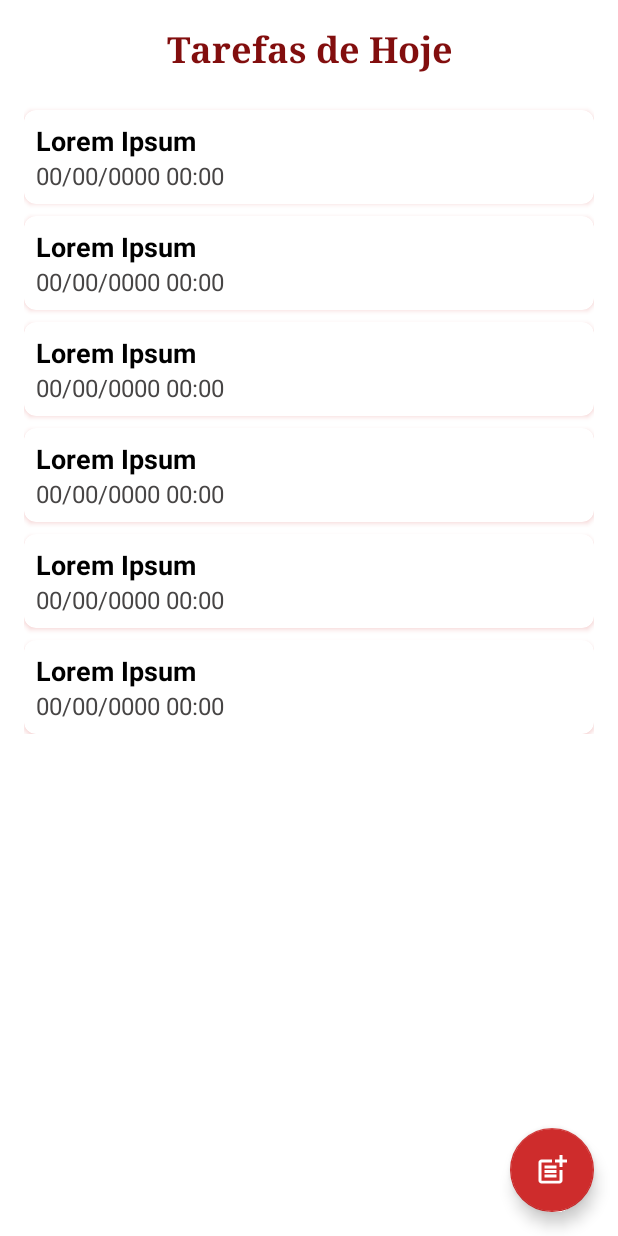
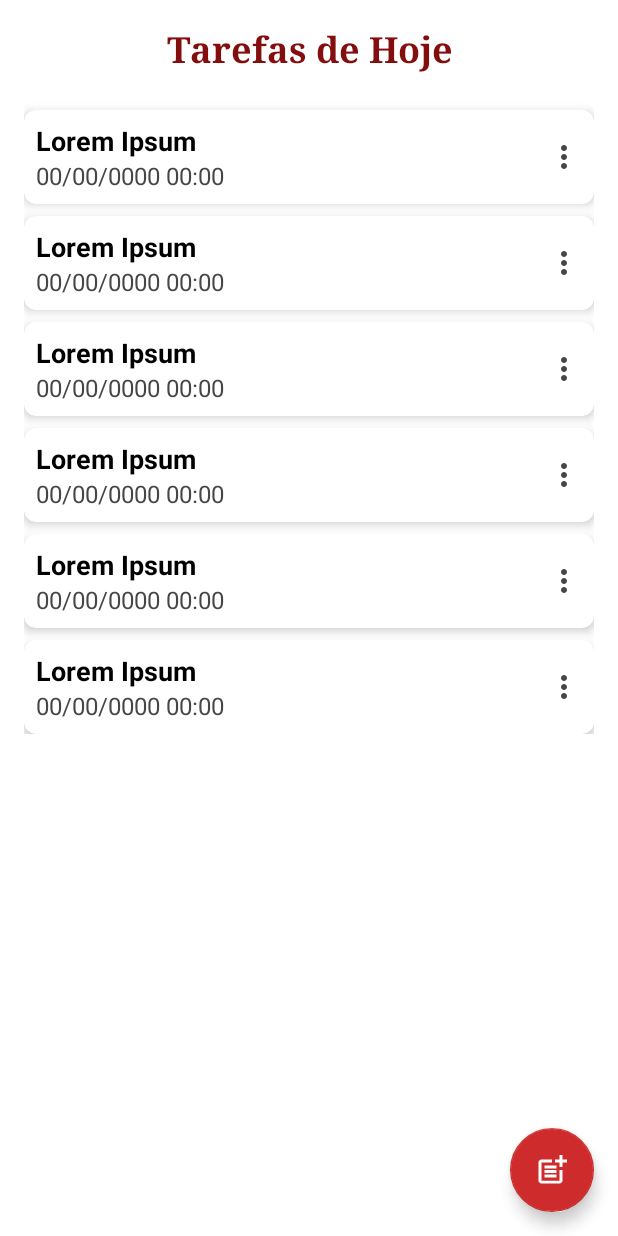
Before and after one commit to AlineCruzDEV/to-do-list-dio, an Android app: the layout activity_home.xml on its own in the app's theme, with its tools: preview values and no code run, on a phone screen of 412 x 824 dp. Run offline under Robolectric (Android 15) with nearby library versions, the phone set to English and light mode, and no system bars.

Commit message:
Added: Home Activity adjustments, class Task and adapter of recycler

```diff
--- /dev/null
+++ b/app/src/main/java/com/alinecruz/to_do_list_dio/domain/entities/Task.kt
@@ -0,0 +1,3 @@
+package com.alinecruz.to_do_list_dio.domain.entities
+
+data class Task(val title: String, val description: String, val date: String, val hour: String)
--- /dev/null
+++ b/app/src/main/res/drawable/ic_item_task_menu.xml
@@ -0,0 +1,10 @@
+<vector xmlns:android="http://schemas.android.com/apk/res/android"
+    android:width="@dimen/dimen_24dp"
+    android:height="@dimen/dimen_24dp"
+    android:viewportWidth="24"
+    android:viewportHeight="24"
+    android:tint="@color/darkGray">
+  <path
+      android:fillColor="@color/darkGray"
+      android:pathData="M12,8c1.1,0 2,-0.9 2,-2s-0.9,-2 -2,-2 -2,0.9 -2,2 0.9,2 2,2zM12,10c-1.1,0 -2,0.9 -2,2s0.9,2 2,2 2,-0.9 2,-2 -0.9,-2 -2,-2zM12,16c-1.1,0 -2,0.9 -2,2s0.9,2 2,2 2,-0.9 2,-2 -0.9,-2 -2,-2z"/>
+</vector>
--- a/app/src/main/res/layout/item_home_task.xml
+++ b/app/src/main/res/layout/item_home_task.xml
@@ -4,7 +4,7 @@
     android:layout_width="match_parent"
     android:layout_height="wrap_content"
     android:layout_marginTop="@dimen/dimen_8dp"
-    android:outlineSpotShadowColor="@color/lightRed"
+    app:cardElevation="@dimen/dimen_4dp"
     app:cardCornerRadius="@dimen/dimen_8dp">
 
     <androidx.constraintlayout.widget.ConstraintLayout
@@ -31,5 +31,14 @@
             app:layout_constraintStart_toStartOf="parent"
             app:layout_constraintTop_toBottomOf="@id/textHomeItemTaskTitle" />
 
+        <ImageView
+            android:layout_width="@dimen/dimen_0dp"
+            android:layout_height="wrap_content"
+            app:layout_constraintEnd_toEndOf="parent"
+            app:layout_constraintTop_toTopOf="parent"
+            app:layout_constraintBottom_toBottomOf="parent"
+            android:src="@drawable/ic_item_task_menu"
+            android:contentDescription="@string/message_item_task_menu_description"/>
+
     </androidx.constraintlayout.widget.ConstraintLayout>
 </androidx.cardview.widget.CardView>
--- a/app/src/main/res/values/dimens.xml
+++ b/app/src/main/res/values/dimens.xml
@@ -16,4 +16,5 @@
     <dimen name="size_24sp">24sp</dimen>
     <dimen name="size_32sp">32sp</dimen>
     <dimen name="size_40sp">40sp</dimen>
+    <dimen name="dimen_4dp">4dp</dimen>
 </resources>
```
Also changed, not shown: app/src/main/java/com/alinecruz/to_do_list_dio/presentation/view/HomeActivity.kt (+12 -4 lines), app/src/main/java/com/alinecruz/to_do_list_dio/presentation/view/adapter/TaskAdapter.kt (added, +38 -0 lines).
